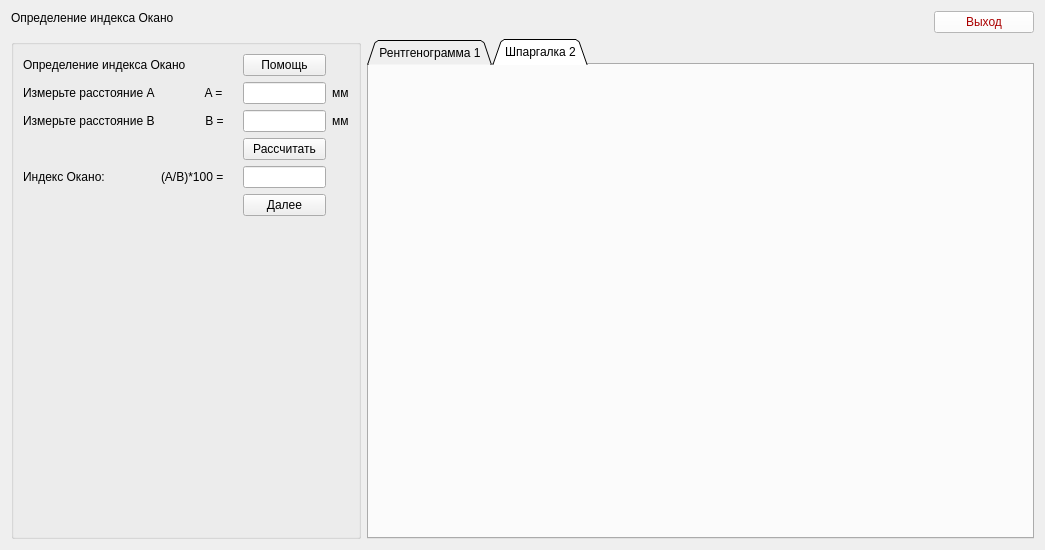
Old version of the form Medic/forms/ui/form2.ui in the repository W3STi/Medical-calculate-programm.
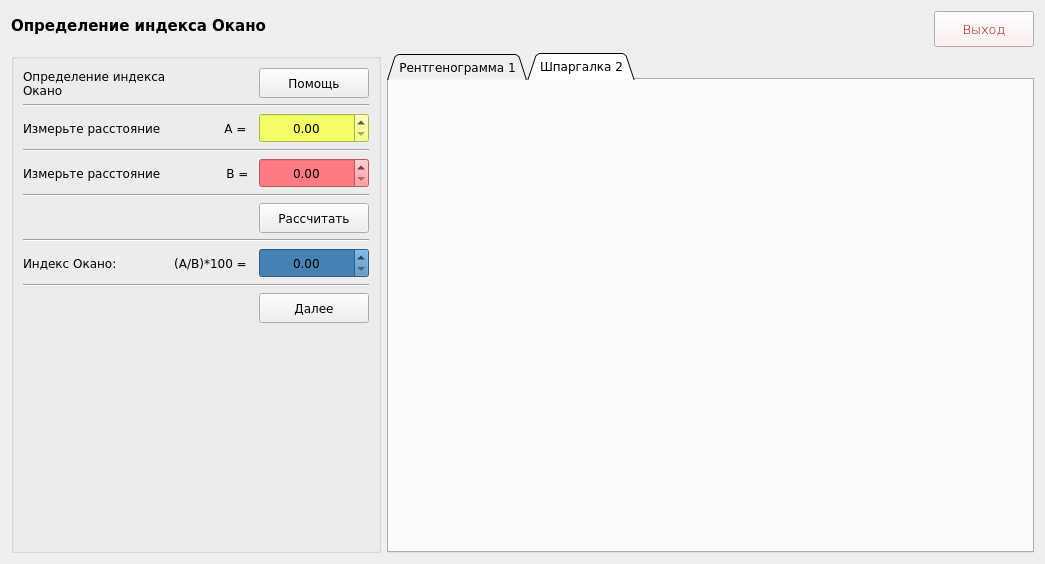
New version of the form.

What changed in the file:
```diff
--- a/Medic/forms/ui/form2.ui
+++ b/Medic/forms/ui/form2.ui
@@ -7,18 +7,36 @@
     <x>0</x>
     <y>0</y>
     <width>1045</width>
-    <height>545</height>
+    <height>548</height>
    </rect>
   </property>
   <property name="windowTitle">
    <string>Form</string>
   </property>
+  <property name="styleSheet">
+   <string notr="true">font-family: Verdana;</string>
+  </property>
   <layout class="QGridLayout" name="gridLayout">
    <item row="0" column="0" colspan="2">
     <widget class="QLabel" name="label_12">
+     <property name="minimumSize">
+      <size>
+       <width>0</width>
+       <height>30</height>
+      </size>
+     </property>
+     <property name="font">
+      <font>
+       <family>Verdana</family>
+       <pointsize>11</pointsize>
+       <weight>75</weight>
+       <italic>false</italic>
+       <bold>true</bold>
+      </font>
+     </property>
      <property name="styleSheet">
-      <string notr="true">font: 75 10pt &quot;MS Shell Dlg 2&quot;;
-color: rgb(0, 0, 0);</string>
+      <string notr="true">font: 75 11pt &quot;Verdana&quot;;
+font-weight: bold;</string>
      </property>
      <property name="text">
       <string>Определение индекса Окано</string>
@@ -27,22 +45,39 @@
    </item>
    <item row="0" column="2" rowspan="2">
     <widget class="QPushButton" name="pushButton_5">
+     <property name="enabled">
+      <bool>true</bool>
+     </property>
      <property name="maximumSize">
       <size>
        <width>100</width>
        <height>50</height>
       </size>
      </property>
+     <property name="font">
+      <font>
+       <family>Verdana</family>
+       <pointsize>10</pointsize>
+       <weight>9</weight>
+       <italic>false</italic>
+       <bold>false</bold>
+      </font>
+     </property>
      <property name="cursor">
       <cursorShape>PointingHandCursor</cursorShape>
      </property>
      <property name="styleSheet">
-      <string notr="true">background-color: rgb(255, 255, 255);
-color: rgb(170, 0, 0);</string>
+      <string notr="true">background-color: #fcebeb;
+font: 75 10pt &quot;Verdana&quot;;
+color: rgb(170, 0, 0);
+</string>
      </property>
      <property name="text">
       <string>Выход</string>
      </property>
+     <property name="default">
+      <bool>false</bool>
+     </property>
     </widget>
    </item>
    <item row="2" column="1" colspan="2">
@@ -53,6 +88,12 @@
        <height>500</height>
       </size>
      </property>
+     <property name="font">
+      <font>
+       <family>Verdana</family>
+       <pointsize>9</pointsize>
+      </font>
+     </property>
      <property name="tabShape">
       <enum>QTabWidget::Triangular</enum>
      </property>
@@ -76,120 +117,84 @@
    </item>
    <item row="2" column="0">
     <widget class="QGroupBox" name="groupBox">
+     <property name="minimumSize">
+      <size>
+       <width>370</width>
+       <height>0</height>
+      </size>
+     </property>
      <property name="maximumSize">
       <size>
-       <width>350</width>
+       <width>370</width>
        <height>16777215</height>
       </size>
      </property>
+     <property name="font">
+      <font>
+       <family>Verdana</family>
+       <pointsize>9</pointsize>
+      </font>
+     </property>
      <property name="title">
       <string/>
      </property>
      <layout class="QGridLayout" name="gridLayout_2">
-      <item row="10" column="3">
-       <widget class="QPushButton" name="pushButton_4">
-        <property name="cursor">
-         <cursorShape>PointingHandCursor</cursorShape>
-        </property>
-        <property name="text">
-         <string>Далее</string>
-        </property>
-       </widget>
-      </item>
-      <item row="0" column="3">
-       <widget class="QPushButton" name="pushButton_2">
-        <property name="cursor">
-         <cursorShape>PointingHandCursor</cursorShape>
-        </property>
-        <property name="text">
-         <string>Помощь</string>
-        </property>
-       </widget>
-      </item>
-      <item row="1" column="2">
-       <widget class="QLabel" name="label_5">
-        <property name="text">
-         <string> A = </string>
-        </property>
-       </widget>
-      </item>
-      <item row="4" column="2">
-       <widget class="QLabel" name="label_7">
-        <property name="text">
-         <string> B =</string>
-        </property>
-       </widget>
-      </item>
-      <item row="4" column="4">
-       <widget class="QLabel" name="label_8">
-        <property name="text">
-         <string>мм</string>
-        </property>
-       </widget>
-      </item>
-      <item row="1" column="3">
-       <widget class="QLineEdit" name="lineEdit_2"/>
-      </item>
-      <item row="4" column="0">
+      <item row="7" column="0" colspan="2">
        <widget class="QLabel" name="label_4">
-        <property name="text">
-         <string>Измерьте расстояние В</string>
+        <property name="font">
+         <font>
+          <family>Verdana</family>
+          <pointsize>9</pointsize>
+         </font>
         </property>
-       </widget>
-      </item>
-      <item row="6" column="1" colspan="2">
-       <widget class="QLabel" name="label_10">
         <property name="text">
-         <string>(А/В)*100 =    </string>
+         <string>Измерьте расстояние </string>
         </property>
-       </widget>
-      </item>
-      <item row="1" column="4">
-       <widget class="QLabel" name="label_6">
-        <property name="text">
-         <string>мм</string>
+        <property name="wordWrap">
+         <bool>true</bool>
         </property>
        </widget>
       </item>
-      <item row="6" column="0">
+      <item row="11" column="0">
        <widget class="QLabel" name="label_9">
+        <property name="font">
+         <font>
+          <family>Verdana</family>
+          <pointsize>9</pointsize>
+         </font>
+        </property>
         <property name="text">
          <string>Индекс Окано:</string>
         </property>
+        <property name="wordWrap">
+         <bool>true</bool>
+        </property>
        </widget>
       </item>
-      <item row="0" column="0" colspan="2">
+      <item row="1" column="0" colspan="3">
        <widget class="QLabel" name="label_2">
+        <property name="font">
+         <font>
+          <family>Verdana</family>
+          <pointsize>9</pointsize>
+         </font>
+        </property>
         <property name="text">
          <string>Определение индекса Окано</string>
         </property>
-       </widget>
-      </item>
-      <item row="1" column="0">
-       <widget class="QLabel" name="label_3">
-        <property name="text">
-         <string>Измерьте расстояние А</string>
+        <property name="wordWrap">
+         <bool>true</bool>
         </property>
        </widget>
       </item>
-      <item row="4" column="3">
-       <widget class="QLineEdit" name="lineEdit_3"/>
-      </item>
-      <item row="6" column="3">
-       <widget class="QLineEdit" name="lineEdit_4"/>
-      </item>
-      <item row="5" column="3">
-       <widget class="QPushButton" name="pushButton_3">
-        <property name="cursor">
-         <cursorShape>PointingHandCursor</cursorShape>
-        </property>
-        <property name="text">
-         <string>Рассчитать</string>
-        </property>
-       </widget>
-      </item>
-      <item row="11" column="3">
+      <item row="17" column="3">
        <spacer name="verticalSpacer">
+        <property name="font">
+         <font>
+          <family>Verdana</family>
+          <pointsize>9</pointsize>
+         </font>
+        </property>
         <property name="orientation">
          <enum>Qt::Vertical</enum>
         </property>
@@ -201,6 +206,303 @@
         </property>
        </spacer>
       </item>
+      <item row="12" column="0" colspan="5">
+       <widget class="Line" name="line_5">
+        <property name="font">
+         <font>
+          <family>Verdana</family>
+          <pointsize>9</pointsize>
+         </font>
+        </property>
+        <property name="orientation">
+         <enum>Qt::Horizontal</enum>
+        </property>
+       </widget>
+      </item>
+      <item row="2" column="0" colspan="5">
+       <widget class="Line" name="line">
+        <property name="font">
+         <font>
+          <family>Verdana</family>
+          <pointsize>9</pointsize>
+         </font>
+        </property>
+        <property name="orientation">
+         <enum>Qt::Horizontal</enum>
+        </property>
+       </widget>
+      </item>
+      <item row="1" column="4">
+       <widget class="QPushButton" name="pushButton_2">
+        <property name="minimumSize">
+         <size>
+          <width>110</width>
+          <height>30</height>
+         </size>
+        </property>
+        <property name="maximumSize">
+         <size>
+          <width>110</width>
+          <height>16777215</height>
+         </size>
+        </property>
+        <property name="font">
+         <font>
+          <family>Verdana</family>
+          <pointsize>9</pointsize>
+         </font>
+        </property>
+        <property name="cursor">
+         <cursorShape>PointingHandCursor</cursorShape>
+        </property>
+        <property name="text">
+         <string>Помощь</string>
+        </property>
+        <property name="flat">
+         <bool>false</bool>
+        </property>
+       </widget>
+      </item>
+      <item row="3" column="0" colspan="2">
+       <widget class="QLabel" name="label_3">
+        <property name="font">
+         <font>
+          <family>Verdana</family>
+          <pointsize>9</pointsize>
+         </font>
+        </property>
+        <property name="text">
+         <string>Измерьте расстояние </string>
+        </property>
+        <property name="wordWrap">
+         <bool>true</bool>
+        </property>
+       </widget>
+      </item>
+      <item row="10" column="0" colspan="5">
+       <widget class="Line" name="line_4">
+        <property name="font">
+         <font>
+          <family>Verdana</family>
+          <pointsize>9</pointsize>
+         </font>
+        </property>
+        <property name="orientation">
+         <enum>Qt::Horizontal</enum>
+        </property>
+       </widget>
+      </item>
+      <item row="8" column="0" colspan="5">
+       <widget class="Line" name="line_3">
+        <property name="font">
+         <font>
+          <family>Verdana</family>
+          <pointsize>9</pointsize>
+         </font>
+        </property>
+        <property name="orientation">
+         <enum>Qt::Horizontal</enum>
+        </property>
+       </widget>
+      </item>
+      <item row="4" column="0" colspan="5">
+       <widget class="Line" name="line_2">
+        <property name="font">
+         <font>
+          <family>Verdana</family>
+          <pointsize>9</pointsize>
+         </font>
+        </property>
+        <property name="orientation">
+         <enum>Qt::Horizontal</enum>
+        </property>
+       </widget>
+      </item>
+      <item row="3" column="4">
+       <widget class="QDoubleSpinBox" name="doubleSpinBox">
+        <property name="minimumSize">
+         <size>
+          <width>0</width>
+          <height>30</height>
+         </size>
+        </property>
+        <property name="font">
+         <font>
+          <family>Verdana</family>
+          <pointsize>9</pointsize>
+         </font>
+        </property>
+        <property name="styleSheet">
+         <string notr="true">background-color: #f2ff66;</string>
+        </property>
+        <property name="alignment">
+         <set>Qt::AlignCenter</set>
+        </property>
+        <property name="singleStep">
+         <double>0.100000000000000</double>
+        </property>
+       </widget>
+      </item>
+      <item row="7" column="4">
+       <widget class="QDoubleSpinBox" name="doubleSpinBox_2">
+        <property name="minimumSize">
+         <size>
+          <width>0</width>
+          <height>30</height>
+         </size>
+        </property>
+        <property name="font">
+         <font>
+          <family>Verdana</family>
+          <pointsize>9</pointsize>
+         </font>
+        </property>
+        <property name="styleSheet">
+         <string notr="true">background-color: #ff7a83;</string>
+        </property>
+        <property name="alignment">
+         <set>Qt::AlignCenter</set>
+        </property>
+        <property name="singleStep">
+         <double>0.100000000000000</double>
+        </property>
+       </widget>
+      </item>
+      <item row="13" column="4">
+       <widget class="QPushButton" name="pushButton_4">
+        <property name="minimumSize">
+         <size>
+          <width>110</width>
+          <height>30</height>
+         </size>
+        </property>
+        <property name="maximumSize">
+         <size>
+          <width>110</width>
+          <height>16777215</height>
+         </size>
+        </property>
+        <property name="font">
+         <font>
+          <family>Verdana</family>
+          <pointsize>9</pointsize>
+         </font>
+        </property>
+        <property name="cursor">
+         <cursorShape>PointingHandCursor</cursorShape>
+        </property>
+        <property name="text">
+         <string>Далее</string>
+        </property>
+        <property name="flat">
+         <bool>false</bool>
+        </property>
+       </widget>
+      </item>
+      <item row="9" column="4">
+       <widget class="QPushButton" name="pushButton_3">
+        <property name="minimumSize">
+         <size>
+          <width>110</width>
+          <height>30</height>
+         </size>
+        </property>
+        <property name="maximumSize">
+         <size>
+          <width>110</width>
+          <height>16777215</height>
+         </size>
+        </property>
+        <property name="font">
+         <font>
+          <family>Verdana</family>
+          <pointsize>9</pointsize>
+         </font>
+        </property>
+        <property name="cursor">
+         <cursorShape>PointingHandCursor</cursorShape>
+        </property>
+        <property name="text">
+         <string>Рассчитать</string>
+        </property>
+        <property name="flat">
+         <bool>false</bool>
+        </property>
+       </widget>
+      </item>
+      <item row="11" column="4">
+       <widget class="QDoubleSpinBox" name="doubleSpinBox_3">
+        <property name="minimumSize">
+         <size>
+          <width>0</width>
+          <height>30</height>
+         </size>
+        </property>
+        <property name="font">
+         <font>
+          <family>Verdana</family>
+          <pointsize>9</pointsize>
+         </font>
+        </property>
+        <property name="styleSheet">
+         <string notr="true">background-color: #4682B4;</string>
+        </property>
+        <property name="alignment">
+         <set>Qt::AlignCenter</set>
+        </property>
+        <property name="singleStep">
+         <double>0.100000000000000</double>
+        </property>
+       </widget>
+      </item>
+      <item row="3" column="3">
+       <widget class="QLabel" name="label_5">
+        <property name="font">
+         <font>
+          <family>Verdana</family>
+          <pointsize>9</pointsize>
+         </font>
+        </property>
+        <property name="text">
+         <string>  A = </string>
+        </property>
+        <property name="alignment">
+         <set>Qt::AlignCenter</set>
+        </property>
+       </widget>
+      </item>
+      <item row="7" column="3">
+       <widget class="QLabel" name="label_7">
+        <property name="font">
+         <font>
+          <family>Verdana</family>
+          <pointsize>9</pointsize>
+         </font>
+        </property>
+        <property name="text">
+         <string>  B =</string>
+        </property>
+        <property name="alignment">
+         <set>Qt::AlignCenter</set>
+        </property>
+       </widget>
+      </item>
+      <item row="11" column="2" colspan="2">
+       <widget class="QLabel" name="label_10">
+        <property name="font">
+         <font>
+          <family>Verdana</family>
+          <pointsize>9</pointsize>
+         </font>
+        </property>
+        <property name="text">
+         <string> (А/В)*100 = </string>
+        </property>
+        <property name="alignment">
+         <set>Qt::AlignCenter</set>
+        </property>
+       </widget>
+      </item>
      </layout>
     </widget>
    </item>
```
